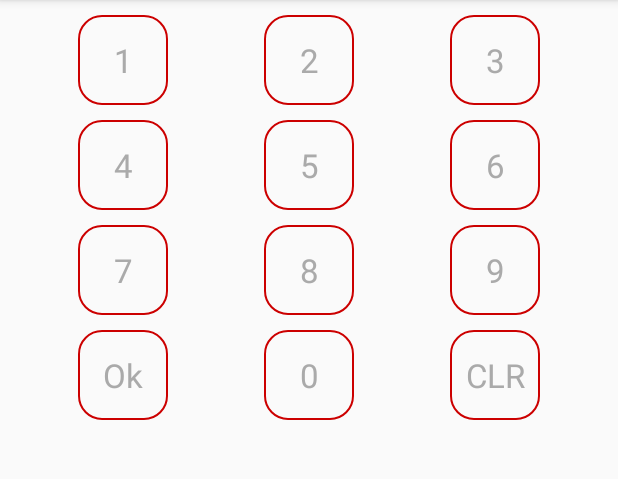
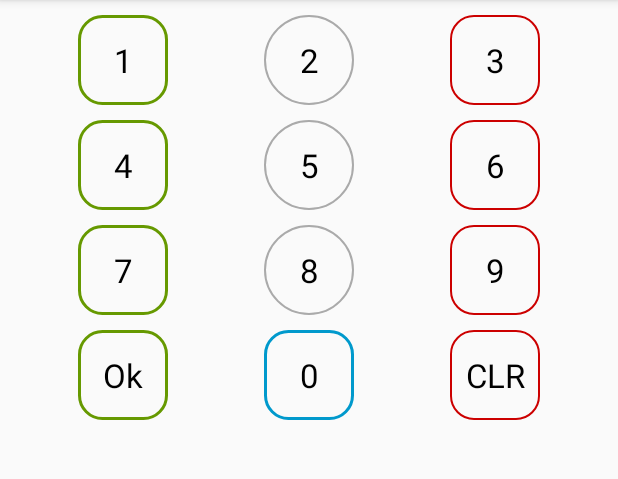
Before and after one commit to maxpilotto/keypad-view, an Android app: the screen it shows after launch (MainActivity), on a phone screen of 412 x 824 dp, the part 84-563 px from its top. Run offline under Robolectric (Android 15) with nearby library versions, the phone set to English and light mode, and no system bars.

Commit message:
Add methods for retrieving keys based on the value/position
This also optimizes the way keys are retrieved each time and fixes #2

```diff
--- a/app/src/main/java/com/maxpilotto/keypadviewdemo/MainActivity.java
+++ b/app/src/main/java/com/maxpilotto/keypadviewdemo/MainActivity.java
@@ -29,5 +29,22 @@ public class MainActivity extends AppCompatActivity {
                 return true;
             }
         });
+
+        keypad.getKey(1).setKeyBackground(R.drawable.bg_green);
+        keypad.getKey(4).setKeyBackground(R.drawable.bg_green);
+        keypad.getKey(7).setKeyBackground(R.drawable.bg_green);
+        keypad.getLeftKey().setKeyBackground(R.drawable.bg_green);
+
+        keypad.getKey(2).setKeyBackground(R.drawable.key_background);
+        keypad.getKey(5).setKeyBackground(R.drawable.key_background);
+        keypad.getKey(8).setKeyBackground(R.drawable.key_background);
+
+        keypad.getKey(3).setKeyBackground(R.drawable.bg_red);
+        keypad.getKey(6).setKeyBackground(R.drawable.bg_red);
+        keypad.getKey(9).setKeyBackground(R.drawable.bg_red);
+        keypad.getRightKey().setKeyBackground(R.drawable.bg_red);
+
+        keypad.getKey(0).setKeyBackground(R.drawable.bg_blue);
+        keypad.setKeysTextColor(getResources().getColor(android.R.color.black));
     }
 }
--- /dev/null
+++ b/app/src/main/res/drawable/bg_blue.xml
@@ -0,0 +1,10 @@
+<?xml version="1.0" encoding="utf-8"?>
+<shape xmlns:android="http://schemas.android.com/apk/res/android">
+
+    <corners android:radius="15dp" />
+
+    <stroke
+        android:color="@android:color/holo_blue_dark"
+        android:width="2dp" />
+
+</shape>
--- a/app/src/main/res/layout/activity_main.xml
+++ b/app/src/main/res/layout/activity_main.xml
@@ -12,10 +12,10 @@
         android:paddingStart="20dp"
         android:paddingEnd="20dp"
 
-        app:showLeftButton="true"
-        app:leftButtonText="Ok"
-        app:showRightButton="true"
-        app:rightButtonText="CLR"
+        app:showLeftKey="true"
+        app:leftKeyText="Ok"
+        app:showRightKey="true"
+        app:rightKeyText="CLR"
         app:keysBackground="@drawable/bg_red"/>
 
 </LinearLayout>
--- a/keypad-view/src/main/java/com/maxpilotto/keypadview/KeyPad.java
+++ b/keypad-view/src/main/java/com/maxpilotto/keypadview/KeyPad.java
@@ -22,6 +22,7 @@ public class KeyPad extends LinearLayout {
         boolean onLongClick(Key key);
     }
 
+    private ArrayList<Key> keys;
     private Key left;
     private Key right;
 
@@ -36,25 +37,27 @@ public class KeyPad extends LinearLayout {
     public KeyPad(Context context, AttributeSet attrs, int defStyleAttr) {
         super(context, attrs, defStyleAttr);
 
-
         if (attrs != null) {
             TypedArray array = context.obtainStyledAttributes(attrs, R.styleable.KeyPad, defStyleAttr, 0);
 
             inflate(context, R.layout.keypad, this);
 
+            keys = new ArrayList<>();
+            findAllKeys(this, keys);
+
             left = findViewById(R.id.left);
             right = findViewById(R.id.right);
 
-            left.setKey(array.getString(R.styleable.KeyPad_leftButtonText));
-            right.setKey(array.getString(R.styleable.KeyPad_rightButtonText));
+            left.setKey(array.getString(R.styleable.KeyPad_leftKeyText));
+            right.setKey(array.getString(R.styleable.KeyPad_rightKeyText));
 
-            if (array.getBoolean(R.styleable.KeyPad_showLeftButton, false)) {
+            if (array.getBoolean(R.styleable.KeyPad_showLeftKey, false)) {
                 left.setVisibility(VISIBLE);
             } else {
                 left.setVisibility(INVISIBLE);
             }
 
-            if (array.getBoolean(R.styleable.KeyPad_showRightButton, false)) {
+            if (array.getBoolean(R.styleable.KeyPad_showRightKey, false)) {
                 right.setVisibility(VISIBLE);
             } else {
                 right.setVisibility(INVISIBLE);
@@ -68,11 +71,11 @@ public class KeyPad extends LinearLayout {
 
     /**
      * Sets the left button text and makes it visible
-     * Use setLeftButton(null) to hide the button
+     * Use setLeftKey(null) to hide the button
      *
      * @param text Text, null to hide
      */
-    public void setLeftButton(String text) {
+    public void setLeftKey(String text) {
         if (text != null) {
             ((LinearLayout) left.getParent()).setVisibility(VISIBLE);
             left.setKey(text);
@@ -83,11 +86,11 @@ public class KeyPad extends LinearLayout {
 
     /**
      * Sets the right button text and makes it visible
-     * Use setRightButton(null) to hide the button
+     * Use setRightKey(null) to hide the button
      *
      * @param text Text, null to hide
      */
-    public void setRightButton(String text) {
+    public void setRightKey(String text) {
         if (text != null) {
             ((LinearLayout) right.getParent()).setVisibility(VISIBLE);
             right.setKey(text);
@@ -97,14 +100,77 @@ public class KeyPad extends LinearLayout {
     }
 
     /**
+     * Returns the right key
+     *
+     * @return Right key
+     */
+    public Key getRightKey() {
+        return right;
+    }
+
+    /**
+     * Returns the left key
+     *
+     * @return Left key
+     */
+    public Key getLeftKey() {
+        return left;
+    }
+
+    /**
+     * Returns a key that has the given text value
+     *
+     * @param text Text value of the searched key
+     * @return Key or null if not found
+     */
+    public Key getKey(String text) {
+        for (Key k : keys){
+            if (k.getKey().equals(text)){
+                return k;
+            }
+        }
+
+        return null;
+    }
+
+    /**
+     * Returns a key that has the given integer value <br>
+     *
+     * @param value Integer value of the searched key
+     * @return Key or null if not found
+     */
+    public Key getKey(Integer value){
+        for (Key k : keys){
+            String str = String.valueOf(value);
+
+            if (k.getKey().equals(str)){
+                return k;
+            }
+        }
+
+        return null;
+    }
+
+    /**
+     * Returns the key at the given position
+     *
+     * @param position Position of the key (starting from 0)
+     * @return Key or null if not found
+     */
+    public Key getKeyAt(int position) {
+        if (position >= keys.size()) {
+            return null;
+        }
+
+        return keys.get(position);
+    }
+
+    /**
      * Sets the click listener, which will be called every time a key is clicked
      *
      * @param click {@link KeyClickListener}
      */
     public void setOnClickListener(final KeyClickListener click) {
-        List<Key> keys = new ArrayList<>();
-        findAllKeys(this, keys);
-
         for (Key k : keys) {
             final Key key = k;
 
@@ -122,9 +188,6 @@ public class KeyPad extends LinearLayout {
      * @param click {@link KeyLongClickListener}
      */
     public void setOnLongClickListener(final KeyLongClickListener click) {
-        List<Key> keys = new ArrayList<>();
-        findAllKeys(this, keys);
-
         for (Key k : keys) {
             final Key key = k;
 
@@ -142,10 +205,6 @@ public class KeyPad extends LinearLayout {
      * @param background Background res
      */
     public void setKeysBackground(@DrawableRes int background) {
-        List<Key> keys = new ArrayList<>();
-
-        findAllKeys(this, keys);
-
         for (Key k : keys) {
             k.setKeyBackground(background);
         }
@@ -157,10 +216,6 @@ public class KeyPad extends LinearLayout {
      * @param color ColorInt
      */
     public void setKeysTextColor(@ColorInt int color) {
-        List<Key> keys = new ArrayList<>();
-
-        findAllKeys(this, keys);
-
         for (Key k : keys) {
             k.setKeyTextColor(color);
         }
@@ -172,10 +227,6 @@ public class KeyPad extends LinearLayout {
      * @param background Background res
      */
     public void setKeysWrapperBackground(@DrawableRes int background) {
-        List<Key> keys = new ArrayList<>();
-
-        findAllKeys(this, keys);
-
         for (Key k : keys) {
             k.setKeyWrapperBackground(background);
         }
@@ -187,10 +238,6 @@ public class KeyPad extends LinearLayout {
      * @param dp Text size in dp
      */
     public void setKeysTextSize(int dp) {
-        List<Key> keys = new ArrayList<>();
-
-        findAllKeys(this, keys);
-
         for (Key k : keys) {
             k.setKeyTextSize(dp);
         }
@@ -218,13 +265,10 @@ public class KeyPad extends LinearLayout {
      * Applies the attributes to all keys
      */
     private void setAllKeysParams(TypedArray a) {
-        List<Key> keys = new ArrayList<>();
         int background = a.getResourceId(R.styleable.KeyPad_keysBackground, R.drawable.key_background);
         int textColor = a.getColor(R.styleable.KeyPad_keysTextColor, getResources().getColor(android.R.color.darker_gray));
         int wrapperBackground = a.getResourceId(R.styleable.KeyPad_keysWrapperBackground, 0);
         float textSize = a.getDimension(R.styleable.Key_keyTextSize, (int) (22 * getContext().getResources().getDisplayMetrics().density));
-
-        findAllKeys(this, keys);
 
         for (Key k : keys) {
             k.getText().setTextSize(
```
Also changed, not shown: keypad-view/src/main/res/values/styles.xml (+4 -4 lines).
